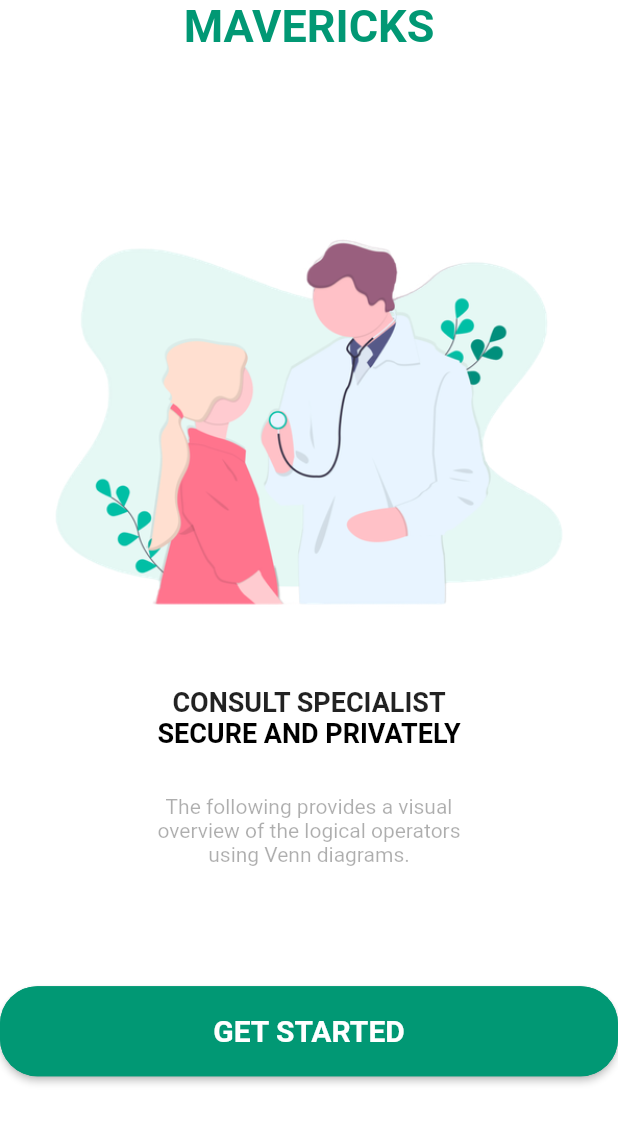
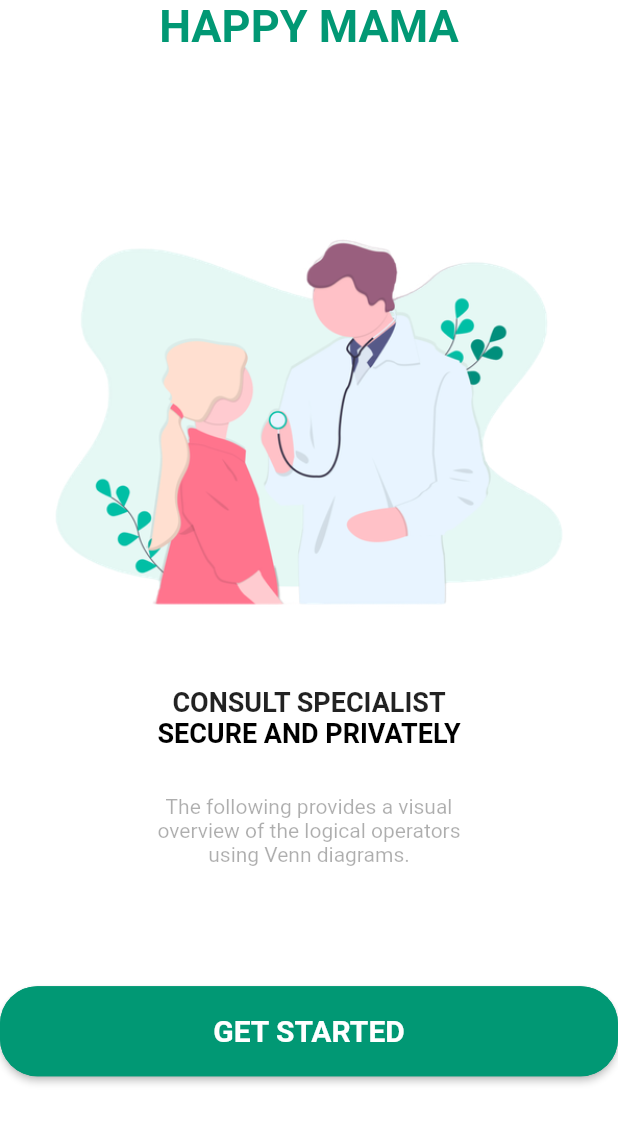
Before and after one commit to dadadave/Happy_mama, a Flutter app: the screen it shows after launch, on a phone screen of 412 x 824 dp. Shown: the top 1123 px of the screen. Run offline on Flutter 3.47's test engine with Material 2 defaults, Android fonts, the phone set to English and light mode, and no system bars; our stand-ins replace font_awesome_flutter.

Commit message:
login screens

```diff
--- a/lib/getstarted.dart
+++ b/lib/getstarted.dart
@@ -21,7 +21,7 @@ class GetStarted extends StatelessWidget {
             mainAxisAlignment: MainAxisAlignment.center,
             children: [
               //Hello again!
-              Text("MAVERICKS",
+              Text("HAPPY MAMA",
             style: TextStyle(fontWeight: FontWeight.bold,
             fontSize: 30,color: Color.fromRGBO(1, 152, 116, 1) )
             ,),
--- a/lib/loginpage.dart
+++ b/lib/loginpage.dart
@@ -21,7 +21,7 @@ class LoginPage extends StatelessWidget {
 
             children: [
               //Hello again!
-              Text("MAVERICKS",
+              Text("HAPPY MAMA",
             style: TextStyle(fontWeight: FontWeight.bold,
             fontSize: 30,color: Color.fromRGBO(1, 152, 116, 1) )
             ,),
--- a/lib/signup.dart
+++ b/lib/signup.dart
@@ -20,7 +20,7 @@ class SignUpPage extends StatelessWidget {
             mainAxisAlignment: MainAxisAlignment.center,
             children: [
               //Hello again!
-              Text("MAVERICKS",
+              Text("HAPPY MAMA",
             style: TextStyle(fontWeight: FontWeight.bold,
             fontSize: 30,color: Color.fromRGBO(1, 152, 116, 1) )
             ,),
```
